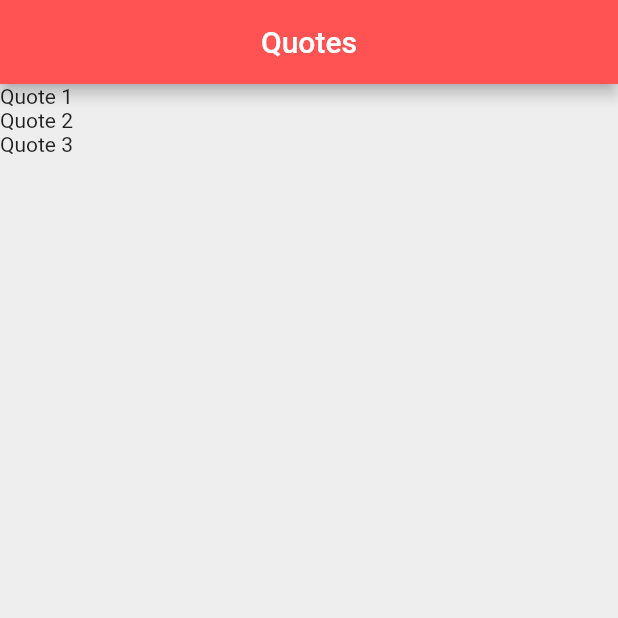
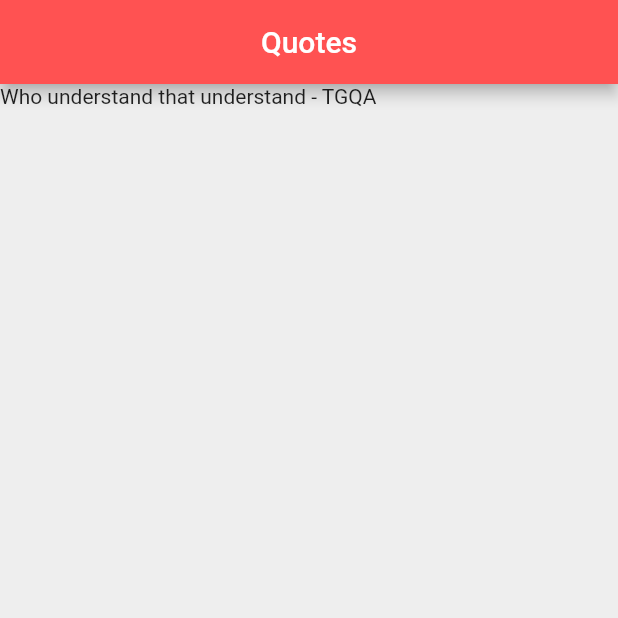
Before and after one commit to Hacikes/flutterProjects, a Flutter app: the screen it shows after launch, on a phone screen of 412 x 824 dp, the top half of it. Run offline on Flutter 3.47's test engine with Material 2 defaults, Android fonts, the phone set to English and light mode, and no system bars.

Commit message:
Создан класс с цитатами в папке lib

```diff
--- a/testprojectflutter2/lib/main.dart
+++ b/testprojectflutter2/lib/main.dart
@@ -1,4 +1,5 @@
 import 'package:flutter/material.dart';
+import 'quote.dart';
 
 void main()  => runApp(MaterialApp(
   home: QuoteList(),
@@ -13,11 +14,11 @@ class QuoteList extends StatefulWidget {
 
 class _QuoteListState extends State<QuoteList> {
 
-  List<String> quotes = [
-    'Quote 1',
-    'Quote 2',
-    'Quote 3',
+  List<Quote> quotes = [
+    Quote(text: 'Who understand that understand', author: 'TGQA')
   ];
+
+
 
   @override
   Widget build(BuildContext context) {
@@ -29,7 +30,7 @@ class _QuoteListState extends State<QuoteList> {
         backgroundColor: Colors.redAccent,
       ),
       body: Column(
-        children: quotes.map((quote) => Text(quote)).toList(),
+        children: quotes.map((quote) => Text('${quote.text} - ${quote.author}')).toList(),
       ),
     );
   }
--- /dev/null
+++ b/testprojectflutter2/lib/quote.dart
@@ -0,0 +1,8 @@
+class Quote {
+
+  String text;
+  String author;
+
+  Quote({ required this.text, required this.author });
+
+}
```
